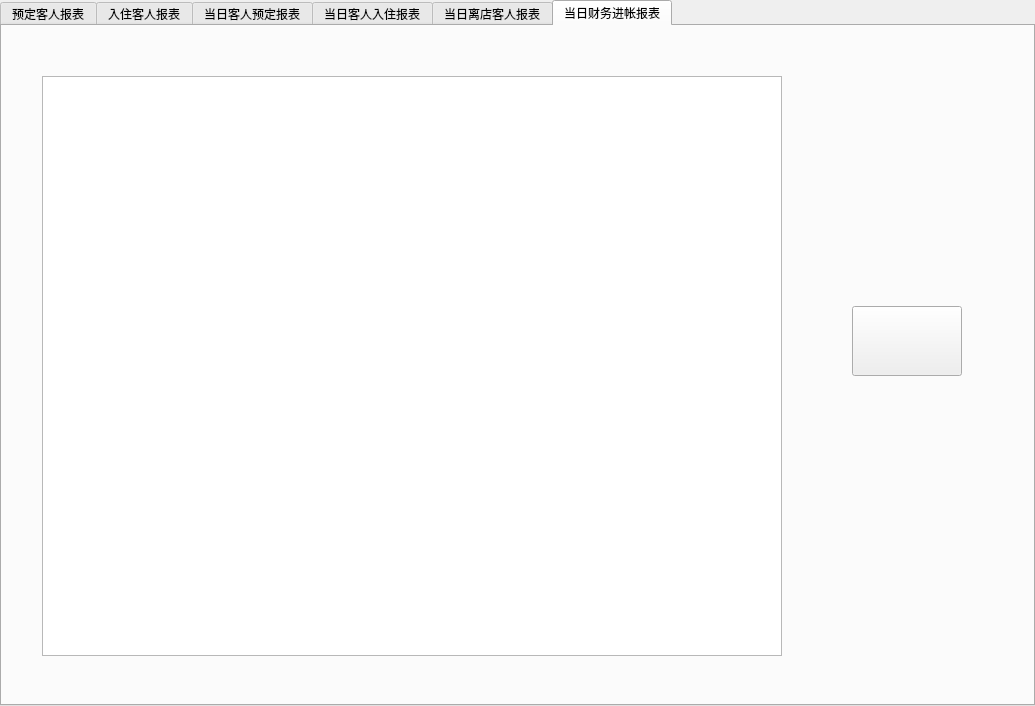
Above: Hotel_management_System/report_management.ui from st2eam/-Rookie-mutual-carry before the change. Below: the same form after it.
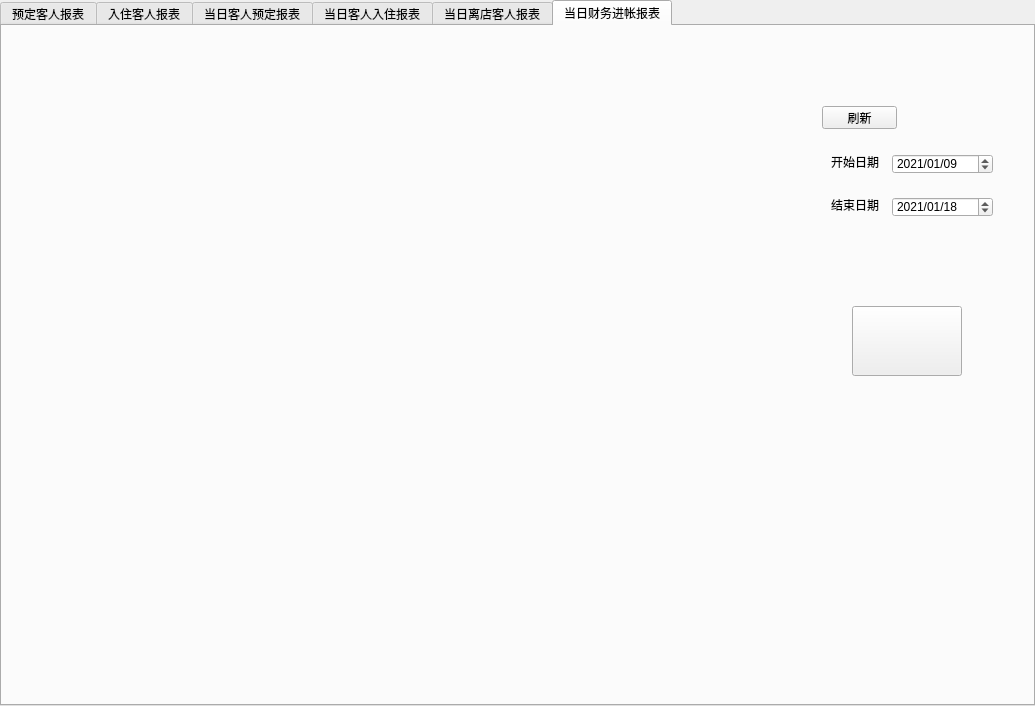
That is the form after the change. The open tabs and pages were chosen to show the change. Custom widgets are drawn as their Qt base class.

```diff
--- a/Hotel_management_System/report_management.ui
+++ b/Hotel_management_System/report_management.ui
@@ -187,16 +187,6 @@
     <attribute name="title">
      <string>当日财务进帐报表</string>
     </attribute>
-    <widget class="QTableView" name="tableView_7">
-     <property name="geometry">
-      <rect>
-       <x>40</x>
-       <y>50</y>
-       <width>740</width>
-       <height>580</height>
-      </rect>
-     </property>
-    </widget>
     <widget class="QPushButton" name="pushButton_15">
      <property name="geometry">
       <rect>
@@ -210,9 +200,133 @@
       <string/>
      </property>
     </widget>
+    <widget class="QChartView" name="chartView" native="true">
+     <property name="geometry">
+      <rect>
+       <x>40</x>
+       <y>50</y>
+       <width>740</width>
+       <height>580</height>
+      </rect>
+     </property>
+    </widget>
+    <widget class="QDateEdit" name="dateEdit">
+     <property name="geometry">
+      <rect>
+       <x>890</x>
+       <y>171</y>
+       <width>101</width>
+       <height>20</height>
+      </rect>
+     </property>
+     <property name="dateTime">
+      <datetime>
+       <hour>0</hour>
+       <minute>0</minute>
+       <second>0</second>
+       <year>2021</year>
+       <month>1</month>
+       <day>18</day>
+      </datetime>
+     </property>
+     <property name="displayFormat">
+      <string>yyyy/MM/dd</string>
+     </property>
+     <property name="date">
+      <date>
+       <year>2021</year>
+       <month>1</month>
+       <day>18</day>
+      </date>
+     </property>
+    </widget>
+    <widget class="QDateEdit" name="dateEdit_2">
+     <property name="geometry">
+      <rect>
+       <x>890</x>
+       <y>128</y>
+       <width>101</width>
+       <height>20</height>
+      </rect>
+     </property>
+     <property name="dateTime">
+      <datetime>
+       <hour>0</hour>
+       <minute>0</minute>
+       <second>0</second>
+       <year>2021</year>
+       <month>1</month>
+       <day>9</day>
+      </datetime>
+     </property>
+     <property name="time">
+      <time>
+       <hour>0</hour>
+       <minute>0</minute>
+       <second>0</second>
+      </time>
+     </property>
+     <property name="displayFormat">
+      <string>yyyy/MM/dd</string>
+     </property>
+     <property name="date">
+      <date>
+       <year>2021</year>
+       <month>1</month>
+       <day>9</day>
+      </date>
+     </property>
+    </widget>
+    <widget class="QLabel" name="label">
+     <property name="geometry">
+      <rect>
+       <x>829</x>
+       <y>128</y>
+       <width>48</width>
+       <height>16</height>
+      </rect>
+     </property>
+     <property name="text">
+      <string>开始日期</string>
+     </property>
+    </widget>
+    <widget class="QLabel" name="label_2">
+     <property name="geometry">
+      <rect>
+       <x>829</x>
+       <y>171</y>
+       <width>48</width>
+       <height>16</height>
+      </rect>
+     </property>
+     <property name="text">
+      <string>结束日期</string>
+     </property>
+    </widget>
+    <widget class="QPushButton" name="pushButton">
+     <property name="geometry">
+      <rect>
+       <x>820</x>
+       <y>80</y>
+       <width>75</width>
+       <height>23</height>
+      </rect>
+     </property>
+     <property name="text">
+      <string>刷新</string>
+     </property>
+    </widget>
    </widget>
   </widget>
  </widget>
+ <customwidgets>
+  <customwidget>
+   <class>QChartView</class>
+   <extends>QWidget</extends>
+   <header location="global">qchartview.h</header>
+   <container>1</container>
+  </customwidget>
+ </customwidgets>
  <resources/>
  <connections/>
 </ui>
```
Left out of the diff: 80 changed lines with no effect on the pictures.
